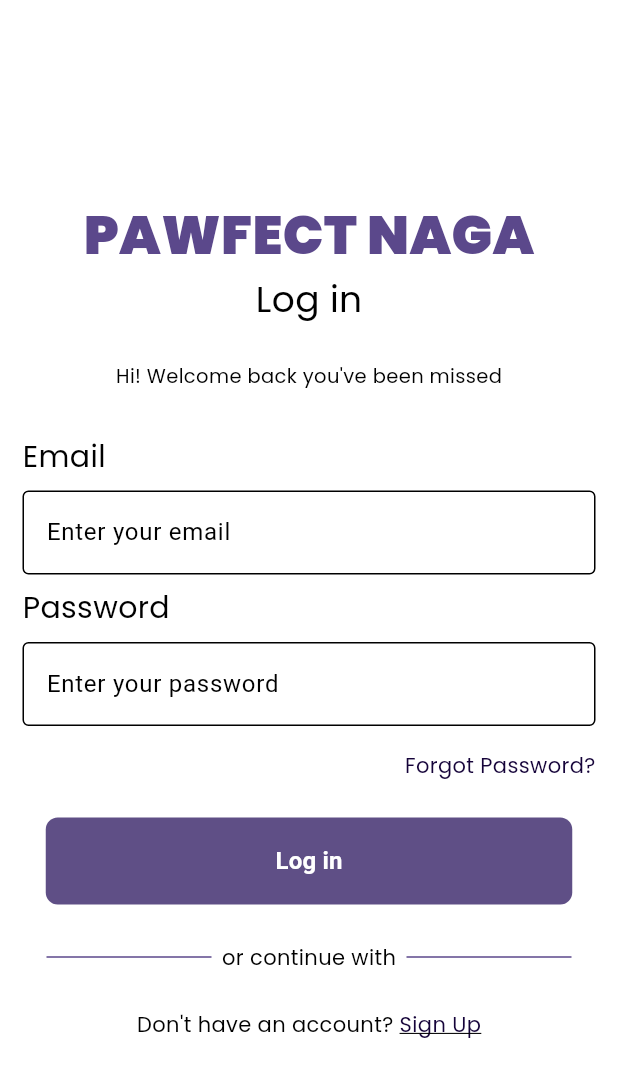
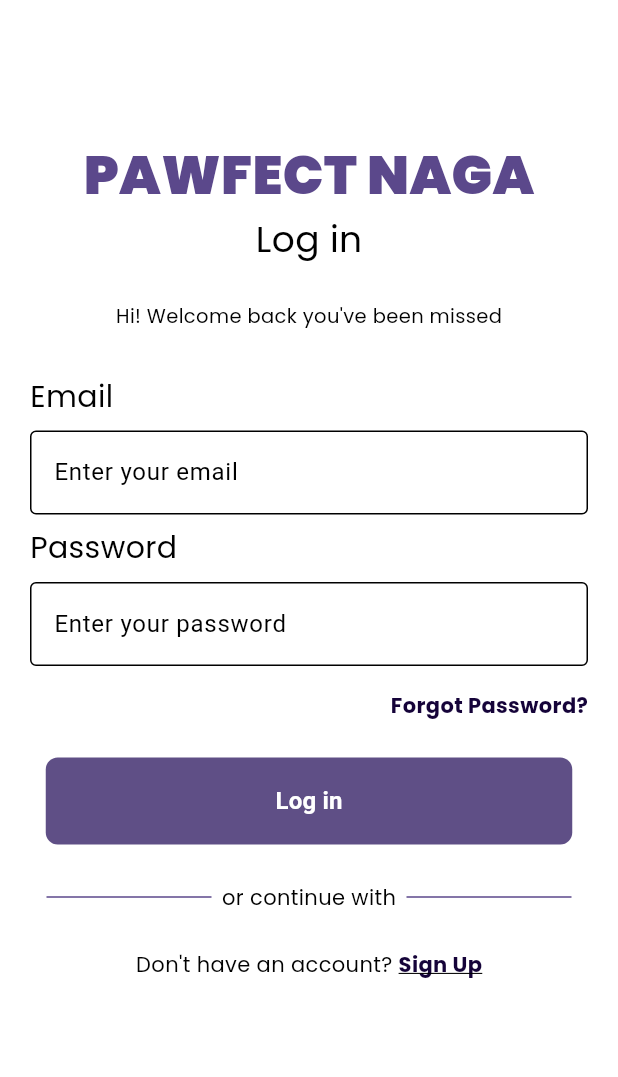
Before and after one commit to FDAsico/pawfect, a Flutter app: the screen it shows after launch, on a phone screen of 412 x 824 dp. Shown: the top 1077 px of the screen. Run offline on Flutter 3.47's test engine with Material 3 defaults, Android fonts, the light colour scheme and no system bars; our stand-ins replace google_fonts.

Commit message:
Fixed font weight and padding

```diff
--- a/lib/screens/login/login.dart
+++ b/lib/screens/login/login.dart
@@ -14,13 +14,16 @@ class Login extends StatelessWidget {
   @override
   Widget build(BuildContext context) {
     return Scaffold(
-        body: Container(
-          alignment: Alignment.center,
-          child: Column(
-          mainAxisAlignment: MainAxisAlignment.center,
+      appBar: AppBar(),
+        body: ListView(
           children: [
             Container(
-              margin: EdgeInsets.fromLTRB(15.0, 0.0, 15.0, 0.0),
+              alignment: Alignment.center,
+              margin: EdgeInsetsDirectional.only(top: 35.0),
+              child: Column(
+                children: [
+                  Container(
+                    margin: EdgeInsets.fromLTRB(20.0, 0.0, 20.0, 0.0),
                     child: Text(
                       'PAWFECT NAGA',
                       style: TextStyle(
@@ -31,7 +34,7 @@ class Login extends StatelessWidget {
                     ),
                   ),
                   Container(
-              margin: EdgeInsets.fromLTRB(15.0, 0.0, 15.0, 25.0),
+                    margin: EdgeInsets.fromLTRB(20.0, 0.0, 20.0, 25.0),
                     child: Text(
                       'Log in',
                       style: TextStyle(
@@ -41,7 +44,7 @@ class Login extends StatelessWidget {
                     ),
                   ),
                   Container(
-              margin: EdgeInsets.fromLTRB(15.0, 0.0, 15.0, 30.0),
+                    margin: EdgeInsets.fromLTRB(20.0, 0.0, 20.0, 30.0),
                     child: Text(
                       "Hi! Welcome back you've been missed",
                       style: TextStyle(
@@ -52,7 +55,7 @@ class Login extends StatelessWidget {
                   ),
                   Container(
                     alignment: Alignment.topLeft,
-              margin: EdgeInsets.fromLTRB(15.0, 0.0, 15.0, 0.0),
+                    margin: EdgeInsets.fromLTRB(20.0, 0.0, 20.0, 0.0),
                     child: Text(
                       'Email',
                       style: TextStyle(
@@ -62,7 +65,7 @@ class Login extends StatelessWidget {
                     ),
                   ),
                   Container(
-              margin: EdgeInsets.fromLTRB(15.0, 8.0, 15.0, 8.0),
+                    margin: EdgeInsets.fromLTRB(20.0, 8.0, 20.0, 8.0),
                     child: SizedBox(
                       child: TextField(
                         obscureText: false,
@@ -75,7 +78,7 @@ class Login extends StatelessWidget {
                   ),
                   Container(
                     alignment: Alignment.topLeft,
-              margin: EdgeInsets.fromLTRB(15.0, 0.0, 15.0, 0.0),
+                    margin: EdgeInsets.fromLTRB(20.0, 0.0, 20.0, 0.0),
                     child: Text(
                       'Password',
                       style: TextStyle(
@@ -85,7 +88,7 @@ class Login extends StatelessWidget {
                     ),
                   ),
                   Container(
-              margin: EdgeInsets.fromLTRB(15.0, 8.0, 15.0, 8.0),
+                    margin: EdgeInsets.fromLTRB(20.0, 8.0, 20.0, 8.0),
                     child: SizedBox(
                       child: TextField(
                         obscureText: true,
@@ -104,18 +107,19 @@ class Login extends StatelessWidget {
                       )
                     ),
                     child: Container(
-                margin: EdgeInsets.fromLTRB(15.0, 8.0, 15.0, 25.0),
+                      margin: EdgeInsets.fromLTRB(20.0, 8.0, 20.0, 25.0),
                       alignment: Alignment.bottomRight,
                       child: Text(
                         'Forgot Password?',
                         style: TextStyle(
-                    color: Color.fromARGB(255, 21, 3, 57)
+                          color: Color.fromARGB(255, 21, 3, 57),
+                          fontWeight: FontWeight.w700,
                         ),
                       )
                     )
                   ),
                   Container(
-              margin: EdgeInsets.fromLTRB(15.0, 0.0, 15.0, 25.0),
+                    margin: EdgeInsets.fromLTRB(20.0, 0.0, 20.0, 25.0),
                     width: 351.0,
                     height: 58.0,
                     child: SizedBox(
@@ -185,6 +189,7 @@ class Login extends StatelessWidget {
                             style: TextStyle(
                               color: Color.fromARGB(255, 21, 3, 57),
                               decoration: TextDecoration.underline,
+                              fontWeight: FontWeight.bold,
                             ),
                           ),
                         )
@@ -194,6 +199,8 @@ class Login extends StatelessWidget {
               ],
             ),
           )
+        ]
+      )
     );
   }
 }
```
Lines whose indentation alone changed are shown as unchanged.
